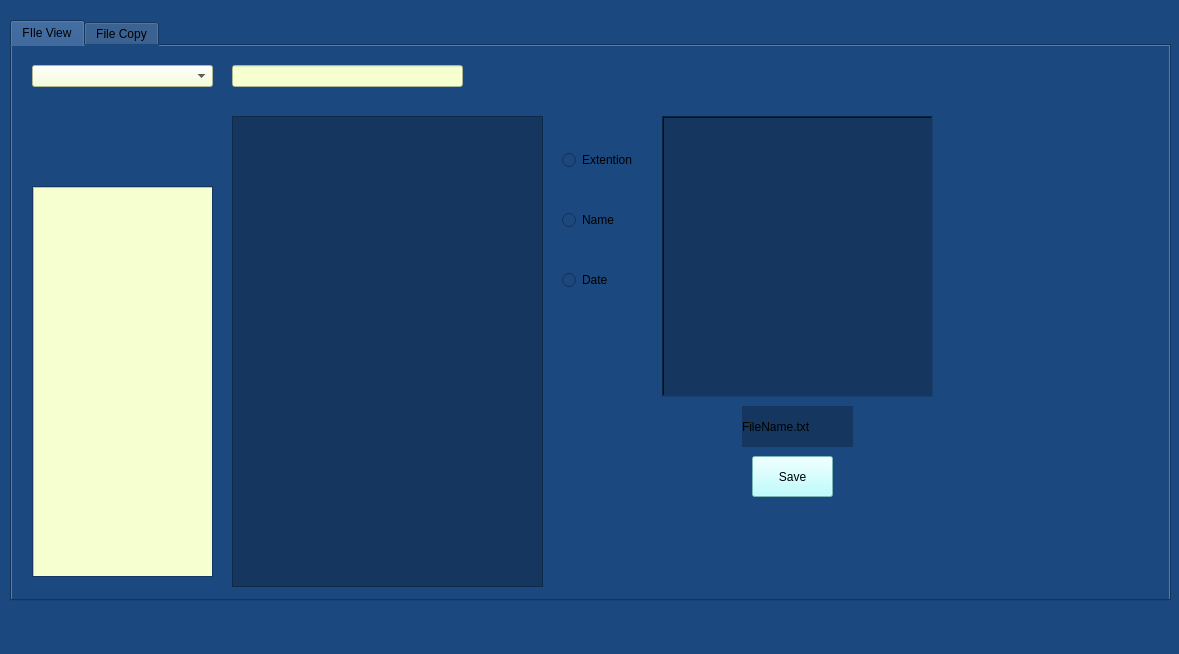
Qt form exFile.ui (BishiBachi/ExFile) before a commit.
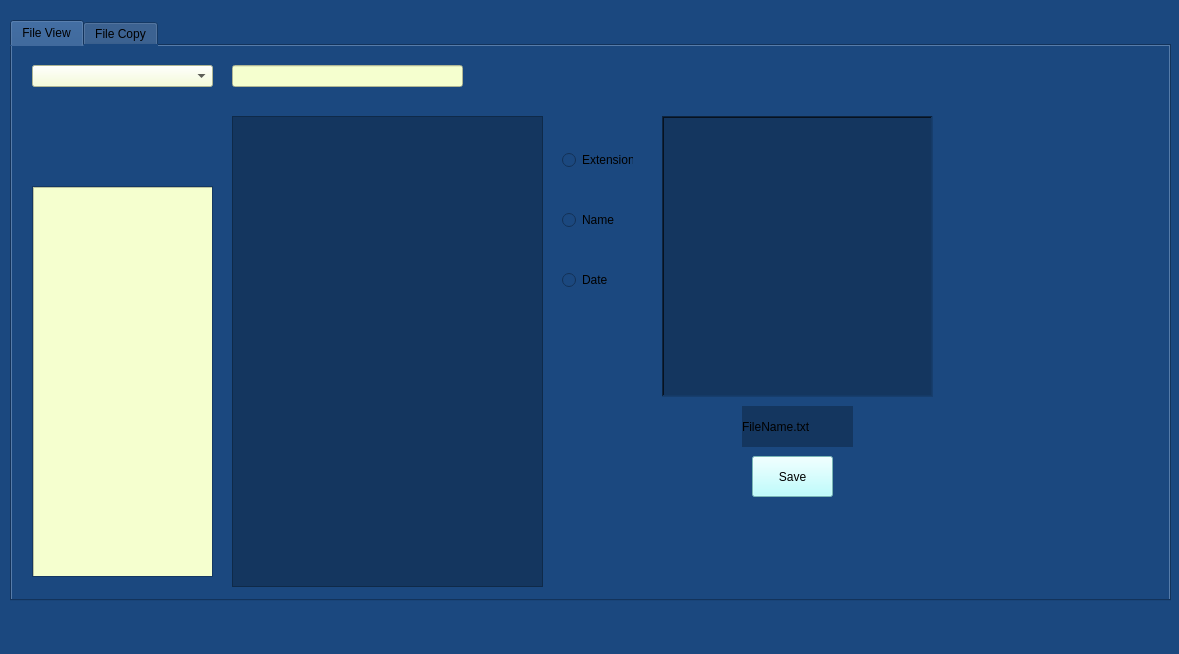
The same form after that commit.

Commit message: Made the UI file connected to the py file so it pops up like an app by adding UI(QMainWindow) Class and initializing the app. Also fixed some spelling errors on the UI file.

What changed in the file:
```diff
--- a/exFile.ui
+++ b/exFile.ui
@@ -32,7 +32,7 @@
     </property>
     <widget class="QWidget" name="tab">
      <attribute name="title">
-      <string>FIle View</string>
+      <string>File View</string>
      </attribute>
      <widget class="QWidget" name="verticalLayoutWidget_5">
       <property name="geometry">
@@ -193,7 +193,7 @@
        <item>
         <widget class="QRadioButton" name="extFilterButton_2">
          <property name="text">
-          <string>Extention</string>
+          <string>Extension</string>
          </property>
         </widget>
        </item>
```
Left out of the diff: 4 changed lines with no effect on the pictures. The commit also changes 6 other files.
